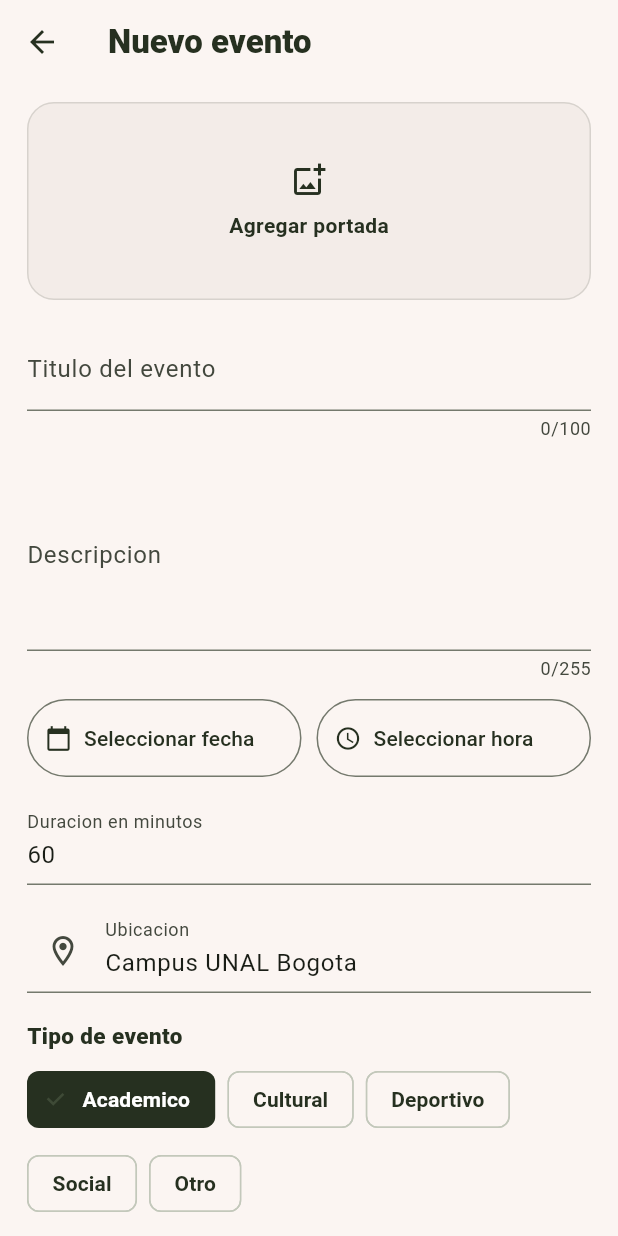
After one commit to DeiberD/UNparche, a Flutter app: the screen it shows after launch, after a tap on the "add" icon, on a phone screen of 412 x 824 dp. The commit adds this screen. Run offline on Flutter 3.47's test engine with Material 3 defaults, Android fonts, the phone set to English and light mode, and no system bars; missing offline and left inert: turf.

Commit message:
Add HU-27 create event form and database schema

```diff
--- /dev/null
+++ b/app/lib/create_event_screen.dart
@@ -0,0 +1,442 @@
+import 'package:flutter/material.dart';
+
+class CreateEventScreen extends StatefulWidget {
+  const CreateEventScreen({super.key});
+
+  @override
+  State<CreateEventScreen> createState() => _CreateEventScreenState();
+}
+
+class _CreateEventScreenState extends State<CreateEventScreen> {
+  static const _background = Color(0xFFFBF5F2);
+  static const _surface = Color(0xFFF3ECE8);
+  static const _ink = Color(0xFF263020);
+
+  static const _eventTypes = [
+    'Academico',
+    'Cultural',
+    'Deportivo',
+    'Social',
+    'Otro',
+  ];
+  static const _visibilityOptions = ['Publica', 'Solo grupo', 'Solo amigos'];
+
+  final _formKey = GlobalKey<FormState>();
+  final _titleController = TextEditingController();
+  final _descriptionController = TextEditingController();
+  final _durationController = TextEditingController(text: '60');
+  final _locationController = TextEditingController(text: 'Campus UNAL Bogota');
+
+  DateTime? _selectedDate;
+  TimeOfDay? _selectedTime;
+  String _selectedType = _eventTypes.first;
+  String _selectedVisibility = _visibilityOptions.first;
+  bool _chatEnabled = true;
+
+  @override
+  void dispose() {
+    _titleController.dispose();
+    _descriptionController.dispose();
+    _durationController.dispose();
+    _locationController.dispose();
+    super.dispose();
+  }
+
+  Future<void> _pickDate() async {
+    final now = DateTime.now();
+    final pickedDate = await showDatePicker(
+      context: context,
+      initialDate: _selectedDate ?? now,
+      firstDate: now,
+      lastDate: now.add(const Duration(days: 7)),
+    );
+
+    if (pickedDate != null) {
+      setState(() => _selectedDate = pickedDate);
+    }
+  }
+
+  Future<void> _pickTime() async {
+    final pickedTime = await showTimePicker(
+      context: context,
+      initialTime: _selectedTime ?? TimeOfDay.now(),
+    );
+
+    if (pickedTime != null) {
+      setState(() => _selectedTime = pickedTime);
+    }
+  }
+
+  DateTime? get _selectedDateTime {
+    final date = _selectedDate;
+    final time = _selectedTime;
+    if (date == null || time == null) {
+      return null;
+    }
+
+    return DateTime(date.year, date.month, date.day, time.hour, time.minute);
+  }
+
+  String get _dateLabel {
+    final date = _selectedDate;
+    if (date == null) {
+      return 'Seleccionar fecha';
+    }
+
+    return '${date.day.toString().padLeft(2, '0')}/'
+        '${date.month.toString().padLeft(2, '0')}/${date.year}';
+  }
+
+  String get _timeLabel {
+    final time = _selectedTime;
+    if (time == null) {
+      return 'Seleccionar hora';
+    }
+
+    return time.format(context);
+  }
+
+  void _publishEvent() {
+    final isValid = _formKey.currentState?.validate() ?? false;
+    final start = _selectedDateTime;
+
+    if (start == null) {
+      _showMessage('Selecciona fecha y hora de inicio.');
+      return;
+    }
+
+    if (start.isBefore(DateTime.now())) {
+      _showMessage('La fecha de inicio debe ser futura.');
+      return;
+    }
+
+    if (start.isAfter(DateTime.now().add(const Duration(days: 7)))) {
+      _showMessage('Solo puedes publicar eventos hasta 7 dias antes.');
+      return;
+    }
+
+    if (!isValid) {
+      return;
+    }
+
+    final duration = int.parse(_durationController.text.trim());
+    final end = start.add(Duration(minutes: duration));
+    final deletionDate = end.add(const Duration(hours: 24));
+
+    Navigator.of(context).pop(
+      CreatedEventDraft(
+        title: _titleController.text.trim(),
+        description: _descriptionController.text.trim(),
+        start: start,
+        durationMinutes: duration,
+        end: end,
+        deletionDate: deletionDate,
+        locationLabel: _locationController.text.trim(),
+        type: _selectedType,
+        visibility: _selectedVisibility,
+        chatEnabled: _chatEnabled,
+      ),
+    );
+  }
+
+  void _showMessage(String message) {
+    ScaffoldMessenger.of(
+      context,
+    ).showSnackBar(SnackBar(content: Text(message)));
+  }
+
+  @override
+  Widget build(BuildContext context) {
+    return Scaffold(
+      backgroundColor: _background,
+      appBar: AppBar(
+        backgroundColor: _background,
+        foregroundColor: _ink,
+        title: const Text(
+          'Nuevo evento',
+          style: TextStyle(fontWeight: FontWeight.w800),
+        ),
+      ),
+      body: SafeArea(
+        child: Form(
+          key: _formKey,
+          child: ListView(
+            padding: const EdgeInsets.fromLTRB(18, 12, 18, 24),
+            children: [
+              _CoverPhotoPlaceholder(ink: _ink, surface: _surface),
+              const SizedBox(height: 18),
+              TextFormField(
+                controller: _titleController,
+                decoration: const InputDecoration(
+                  labelText: 'Titulo del evento',
+                  hintText: 'Ej. Maraton interna UNAL',
+                ),
+                maxLength: 100,
+                validator: (value) {
+                  if (value == null || value.trim().isEmpty) {
+                    return 'El titulo es obligatorio.';
+                  }
+                  return null;
+                },
+              ),
+              const SizedBox(height: 12),
+              TextFormField(
+                controller: _descriptionController,
+                decoration: const InputDecoration(
+                  labelText: 'Descripcion',
+                  hintText: 'Cuenta de que trata el evento',
+                ),
+                maxLength: 255,
+                minLines: 4,
+                maxLines: 6,
+                validator: (value) {
+                  if (value == null || value.trim().isEmpty) {
+                    return 'La descripcion es obligatoria.';
+                  }
+                  return null;
+                },
+              ),
+              const SizedBox(height: 12),
+              Row(
+                children: [
+                  Expanded(
+                    child: _PickerButton(
+                      icon: Icons.calendar_today,
+                      label: _dateLabel,
+                      onPressed: _pickDate,
+                    ),
+                  ),
+                  const SizedBox(width: 10),
+                  Expanded(
+                    child: _PickerButton(
+                      icon: Icons.schedule,
+                      label: _timeLabel,
+                      onPressed: _pickTime,
+                    ),
+                  ),
+                ],
+              ),
+              const SizedBox(height: 16),
+              TextFormField(
+                controller: _durationController,
+                keyboardType: TextInputType.number,
+                decoration: const InputDecoration(
+                  labelText: 'Duracion en minutos',
+                  hintText: 'Ej. 60',
+                ),
+                validator: (value) {
+                  final duration = int.tryParse(value?.trim() ?? '');
+                  if (duration == null || duration <= 0) {
+                    return 'Ingresa una duracion valida.';
+                  }
+                  if (duration > 1440) {
+                    return 'La duracion maxima inicial es de 24 horas.';
+                  }
+                  return null;
+                },
+              ),
+              const SizedBox(height: 16),
+              TextFormField(
+                controller: _locationController,
+                decoration: const InputDecoration(
+                  labelText: 'Ubicacion',
+                  prefixIcon: Icon(Icons.location_on_outlined),
+                  hintText: 'Lugar dentro del campus',
+                ),
+                validator: (value) {
+                  if (value == null || value.trim().isEmpty) {
+                    return 'La ubicacion es obligatoria.';
+                  }
+                  return null;
+                },
+              ),
+              const SizedBox(height: 18),
+              const _SectionLabel('Tipo de evento'),
+              const SizedBox(height: 8),
+              Wrap(
+                spacing: 8,
+                runSpacing: 8,
+                children: _eventTypes.map((type) {
+                  return ChoiceChip(
+                    label: Text(type),
+                    selected: _selectedType == type,
+                    selectedColor: _ink,
+                    labelStyle: TextStyle(
+                      color: _selectedType == type ? Colors.white : _ink,
+                      fontWeight: FontWeight.w700,
+                    ),
+                    onSelected: (_) => setState(() => _selectedType = type),
+                  );
+                }).toList(),
+              ),
+              const SizedBox(height: 22),
+              const _SectionLabel('Visibilidad'),
+              const SizedBox(height: 8),
+              Wrap(
+                spacing: 8,
+                runSpacing: 8,
+                children: _visibilityOptions.map((visibility) {
+                  return ChoiceChip(
+                    label: Text(visibility),
+                    selected: _selectedVisibility == visibility,
+                    selectedColor: _ink,
+                    labelStyle: TextStyle(
+                      color: _selectedVisibility == visibility
+                          ? Colors.white
+                          : _ink,
+                      fontWeight: FontWeight.w700,
+                    ),
+                    onSelected: (_) {
+                      setState(() => _selectedVisibility = visibility);
+                    },
+                  );
+                }).toList(),
+              ),
+              const SizedBox(height: 8),
+              Text(
+                _visibilityDescription(_selectedVisibility),
+                style: TextStyle(color: _ink.withAlpha(180)),
+              ),
+              const SizedBox(height: 8),
+              SwitchListTile(
+                value: _chatEnabled,
+                activeThumbColor: _ink,
+                title: const Text('Chat del evento'),
+                subtitle: const Text('Crear chat dedicado para asistentes'),
+                onChanged: (value) => setState(() => _chatEnabled = value),
+              ),
+              const SizedBox(height: 18),
+              SizedBox(
+                height: 54,
+                child: FilledButton.icon(
+                  onPressed: _publishEvent,
+                  icon: const Icon(Icons.publish),
+                  label: const Text('Publicar evento'),
+                  style: FilledButton.styleFrom(
+                    backgroundColor: _ink,
+                    foregroundColor: Colors.white,
+                    textStyle: const TextStyle(fontWeight: FontWeight.w800),
+                    shape: RoundedRectangleBorder(
+                      borderRadius: BorderRadius.circular(16),
+                    ),
+                  ),
+                ),
+              ),
+            ],
+          ),
+        ),
+      ),
+    );
+  }
+
+  String _visibilityDescription(String visibility) {
+    return switch (visibility) {
+      'Publica' => 'Todos los usuarios autenticados pueden verlo',
+      'Solo grupo' => 'Solo miembros del grupo asociado pueden verlo',
+      'Solo amigos' => 'Solo tus amigos pueden verlo',
+      _ => '',
+    };
+  }
+}
+
+class CreatedEventDraft {
+  const CreatedEventDraft({
+    required this.title,
+    required this.description,
+    required this.start,
+    required this.durationMinutes,
+    required this.end,
+    required this.deletionDate,
+    required this.locationLabel,
+    required this.type,
+    required this.visibility,
+    required this.chatEnabled,
+  });
+
+  final String title;
+  final String description;
+  final DateTime start;
+  final int durationMinutes;
+  final DateTime end;
+  final DateTime deletionDate;
+  final String locationLabel;
+  final String type;
+  final String visibility;
+  final bool chatEnabled;
+}
+
+class _CoverPhotoPlaceholder extends StatelessWidget {
+  const _CoverPhotoPlaceholder({required this.ink, required this.surface});
+
+  final Color ink;
+  final Color surface;
+
+  @override
+  Widget build(BuildContext context) {
+    return Container(
+      height: 132,
+      decoration: BoxDecoration(
+        color: surface,
+        borderRadius: BorderRadius.circular(18),
+        border: Border.all(color: ink.withAlpha(35)),
+      ),
+      child: Center(
+        child: Column(
+          mainAxisSize: MainAxisSize.min,
+          children: [
+            Icon(Icons.add_photo_alternate_outlined, color: ink),
+            const SizedBox(height: 8),
+            Text(
+              'Agregar portada',
+              style: TextStyle(color: ink, fontWeight: FontWeight.w700),
+            ),
+          ],
+        ),
+      ),
+    );
+  }
+}
+
+class _PickerButton extends StatelessWidget {
+  const _PickerButton({
+    required this.icon,
+    required this.label,
+    required this.onPressed,
+  });
+
+  final IconData icon;
+  final String label;
+  final VoidCallback onPressed;
+
+  @override
+  Widget build(BuildContext context) {
+    return OutlinedButton.icon(
+      onPressed: onPressed,
+      icon: Icon(icon, size: 18),
+      label: Text(label, overflow: TextOverflow.ellipsis),
+      style: OutlinedButton.styleFrom(
+        foregroundColor: _CreateEventScreenState._ink,
+        alignment: Alignment.centerLeft,
+        padding: const EdgeInsets.symmetric(horizontal: 12, vertical: 16),
+      ),
+    );
+  }
+}
+
+class _SectionLabel extends StatelessWidget {
+  const _SectionLabel(this.label);
+
+  final String label;
+
+  @override
+  Widget build(BuildContext context) {
+    return Text(
+      label,
+      style: const TextStyle(
+        color: _CreateEventScreenState._ink,
+        fontWeight: FontWeight.w800,
+        fontSize: 15,
+      ),
+    );
+  }
+}
--- a/app/lib/main.dart
+++ b/app/lib/main.dart
@@ -1,5 +1,7 @@
 import 'package:flutter/material.dart';
 import 'package:mapbox_maps_flutter/mapbox_maps_flutter.dart';
+
+import 'create_event_screen.dart';
 
 const _mapboxAccessToken = String.fromEnvironment('ACCESS_TOKEN');
 
@@ -42,6 +44,21 @@ class CampusMapScreen extends StatelessWidget {
   static const _ink = Color(0xFF263020);
   static const _accent = Color(0xFFEEDDF0);
 
+  Future<void> _openCreateEvent(BuildContext context) async {
+    final messenger = ScaffoldMessenger.of(context);
+    final event = await Navigator.of(context).push<CreatedEventDraft>(
+      MaterialPageRoute(builder: (_) => const CreateEventScreen()),
+    );
+
+    if (event == null) {
+      return;
+    }
+
+    messenger.showSnackBar(
+      SnackBar(content: Text('Evento "${event.title}" listo para publicar.')),
+    );
+  }
+
   @override
   Widget build(BuildContext context) {
     return Scaffold(
@@ -60,6 +77,18 @@ class CampusMapScreen extends StatelessWidget {
               right: 12,
               bottom: 12,
               child: BottomNavigationMock(),
+            ),
+            Positioned(
+              right: 18,
+              bottom: 104,
+              child: FloatingActionButton(
+                heroTag: 'createEvent',
+                tooltip: 'Crear evento',
+                backgroundColor: _ink,
+                foregroundColor: Colors.white,
+                onPressed: () => _openCreateEvent(context),
+                child: const Icon(Icons.add),
+              ),
             ),
           ],
         ),
```
Also changed, not shown: 4 other files.
